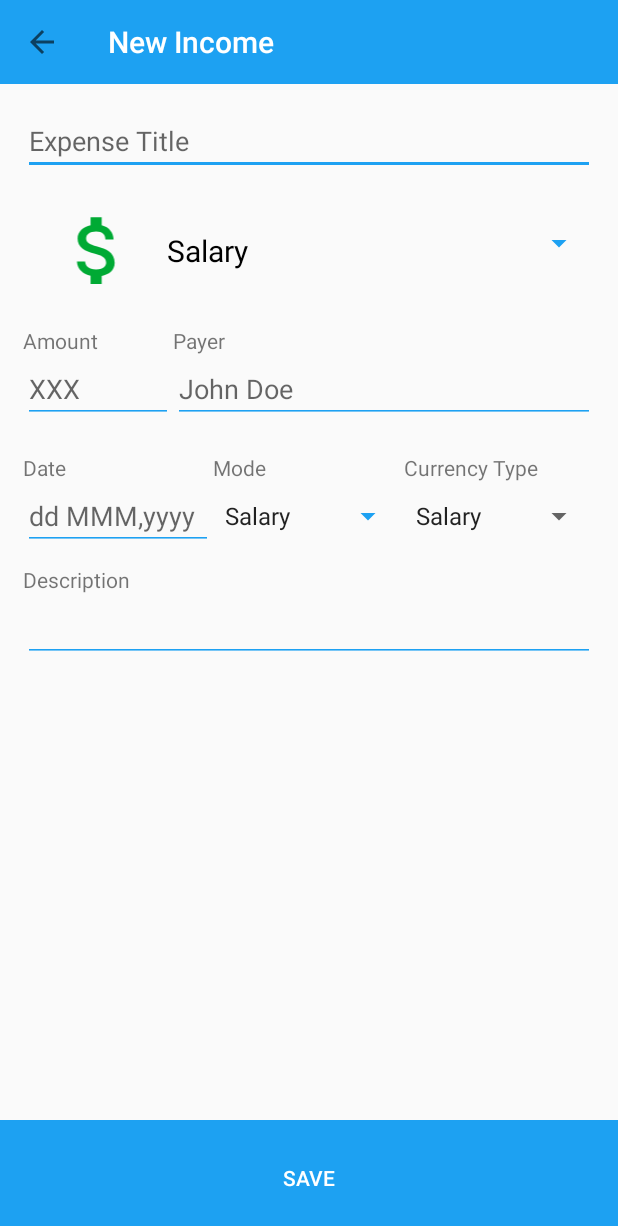
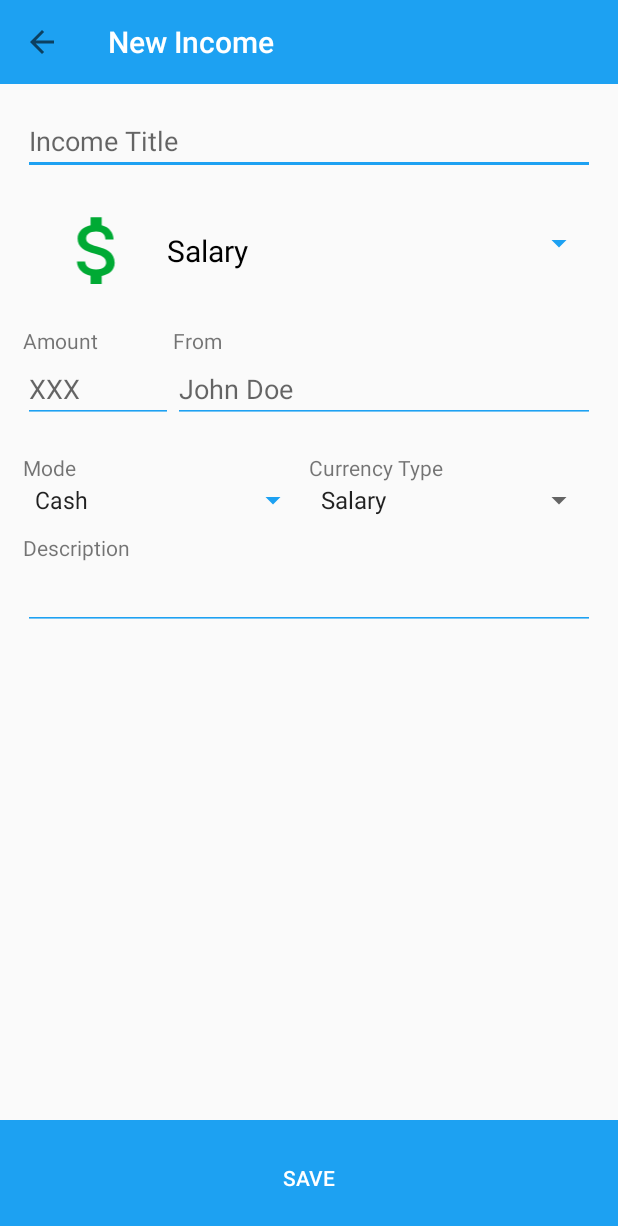
Before and after one commit to jashgopani/PijjyBank, an Android app: the AddIncomeActivity screen opened directly, with no data from a screen before it, after a tap on "SAVE", on a phone screen of 412 x 824 dp. Shown: the top 1226 px of the screen. Run offline under Robolectric (Android 15) with nearby library versions, the phone set to English and light mode, and no system bars; our stand-ins replace Firebase (no records; nobody signed in at launch, a user with empty details on screens opened directly).

Commit message:
Transactions insert and retrive successfull with validation Username retrival problem still exists

```diff
--- a/app/src/main/java/com/example/android/pijjybank/AddIncomeActivity.java
+++ b/app/src/main/java/com/example/android/pijjybank/AddIncomeActivity.java
@@ -5,10 +5,14 @@ import android.os.Bundle;
 import android.support.v7.app.AppCompatActivity;
 import android.support.v7.widget.Toolbar;
 import android.view.View;
+import android.widget.AdapterView;
 import android.widget.ArrayAdapter;
 import android.widget.Button;
+import android.widget.EditText;
 import android.widget.Spinner;
+import android.widget.Toast;
 
+import com.google.firebase.auth.FirebaseAuth;
 import com.google.firebase.database.DatabaseReference;
 import com.google.firebase.database.FirebaseDatabase;
 
@@ -17,11 +21,14 @@ import java.util.ArrayList;
 public class AddIncomeActivity extends AppCompatActivity {
     DatabaseReference database;
     Button save;
+    FirebaseAuth firebaseAuth;
     private Spinner category, mode, currencyType;
     private CategoryAdapter categoryAdapter;
     private ArrayList<Category> categoryArrayList;
     String expenseCategory;
     int categoryIcon;
+    private String titleValue, categoryValue, amountValue, modeValue, payerValue, descriptionValue, currencyTypeValue;
+    private int categoryIconValue;
 
     @Override
     protected void onCreate(Bundle savedInstanceState) {
@@ -42,18 +49,61 @@ public class AddIncomeActivity extends AppCompatActivity {
         categoryAdapter = new CategoryAdapter(this,categoryArrayList);//setting up adapter
         category.setAdapter(categoryAdapter);// Apply the adapter to the spinner
         category.setSelection(0);
-        category.setPrompt("Khali");
+        category.setOnItemSelectedListener(new AdapterView.OnItemSelectedListener() {//to get Value of Spinner Item
+            @Override
+            public void onItemSelected(AdapterView<?> parent, View view, int position, long id) {
+                Category clickedItem = (Category) parent.getItemAtPosition(position);
+                categoryIconValue = clickedItem.getCategoryIcon();
+                categoryValue = clickedItem.getCategoryName();
+            }
+
+            @Override
+            public void onNothingSelected(AdapterView<?> parent) {
+
+            }
+        });
 
 
         mode = (Spinner) findViewById(R.id.incomeMode);
-        ArrayAdapter<CharSequence> adapter2 = ArrayAdapter.createFromResource(this,R.array.incomeCategory_array, android.R.layout.simple_spinner_item);
+        ArrayAdapter<CharSequence> adapter2 = ArrayAdapter.createFromResource(this,R.array.payment_mode_array, android.R.layout.simple_spinner_item);
         adapter2.setDropDownViewResource(android.R.layout.simple_spinner_dropdown_item);
         mode.setAdapter(adapter2);
+        mode.setSelection(0);
+        mode.setOnItemSelectedListener(new AdapterView.OnItemSelectedListener() {
+            @Override
+            public void onItemSelected(AdapterView<?> parent, View view, int position, long id) {
+                modeValue = (String)parent.getItemAtPosition(position);
+            }
+
+            @Override
+            public void onNothingSelected(AdapterView<?> parent) {
+                Toast.makeText(AddIncomeActivity.this, "Mode can't be empty", Toast.LENGTH_SHORT).show();
+            }
+        });
+
 
         currencyType = (Spinner) findViewById(R.id.incomeCurrency);
         ArrayAdapter<CharSequence> adapter3 = ArrayAdapter.createFromResource(this,R.array.incomeCategory_array, android.R.layout.simple_spinner_item);
         adapter3.setDropDownViewResource(android.R.layout.simple_spinner_dropdown_item);
         currencyType.setAdapter(adapter3);
+        currencyType.setOnItemSelectedListener(new AdapterView.OnItemSelectedListener() {
+            @Override
+            public void onItemSelected(AdapterView<?> parent, View view, int position, long id) {
+                currencyTypeValue = (String) parent.getItemAtPosition(position);
+            }
+
+            @Override
+            public void onNothingSelected(AdapterView<?> parent) {
+                Toast.makeText(AddIncomeActivity.this, "Currency Type can't be empty", Toast.LENGTH_SHORT).show();
+            }
+        });
+
+        //saving reference of database
+        database = FirebaseDatabase.getInstance().getReference();
+        firebaseAuth = FirebaseAuth.getInstance();
+
+        //get User Id
+        final String userID = firebaseAuth.getCurrentUser().getUid();
 
         //saving reference of database
         database = FirebaseDatabase.getInstance().getReference();
@@ -62,9 +112,14 @@ public class AddIncomeActivity extends AppCompatActivity {
         save.setOnClickListener(new View.OnClickListener() {
             @Override
             public void onClick(View v) {
-                Transaction t = new Transaction("Nibba","Expensive",5,"6969");
-                DatabaseReference child = database.child("Transactions/Income");
-                child.push().setValue(t);
+                if(getAllValues()){
+                    Transaction t = new Transaction("Income",userID,titleValue,categoryIconValue,categoryValue,amountValue,modeValue,payerValue,descriptionValue);
+                    DatabaseReference child = database.child("Transactions");
+                    child.push().setValue(t);
+                    Toast.makeText(AddIncomeActivity.this, "Income Added Successfully", Toast.LENGTH_SHORT).show();
+                    finish();
+                    startActivity(new Intent(AddIncomeActivity.this, PayrollActivity.class));
+                }
             }
         });
 
@@ -92,4 +147,26 @@ public class AddIncomeActivity extends AppCompatActivity {
         categoryArrayList.add(new Category("Prize",R.drawable.prize));
         categoryArrayList.add(new Category("Other",R.drawable.other));
     }
+
+    private boolean getAllValues() {
+        boolean validity = true;
+        titleValue = ((EditText) findViewById(R.id.incomeTitle)).getText().toString().trim();
+        payerValue = ((EditText) findViewById(R.id.incomePayer)).getText().toString().trim();
+        modeValue = mode.getSelectedItem().toString();
+        currencyTypeValue = currencyType.getSelectedItem().toString();
+        descriptionValue = ((EditText) findViewById(R.id.incomeDescription)).getText().toString().trim();
+        String temp = ((EditText) findViewById(R.id.incomeAmount)).getText().toString();
+
+        if (temp.trim().isEmpty()) {
+            amountValue = "0";
+        } else {
+            amountValue = temp;
+        }
+
+        if(titleValue.isEmpty() || payerValue.isEmpty() || modeValue.isEmpty() || currencyTypeValue.isEmpty()){
+            Toast.makeText(this, "Please fill all the fields", Toast.LENGTH_SHORT).show();
+            validity = false;
+        }
+        return validity;
+    }
 }
--- a/app/src/main/java/com/example/android/pijjybank/ProfileActivity.java
+++ b/app/src/main/java/com/example/android/pijjybank/ProfileActivity.java
@@ -47,7 +47,6 @@ public class ProfileActivity extends AppCompatActivity{
         //Firebase auth
         firebaseAuth = FirebaseAuth.getInstance();
         appbarTitle = (TextView) findViewById(R.id.appbarTitle);
-        appbarTitle.setText("Profile");
         mDrawerLayout = findViewById(R.id.navd);
 
 
--- a/app/src/main/java/com/example/android/pijjybank/Transaction.java
+++ b/app/src/main/java/com/example/android/pijjybank/Transaction.java
@@ -7,23 +7,32 @@ import java.text.SimpleDateFormat;
 import java.util.Calendar;
 
 public class Transaction {
+    String uid;
     String title;
     String category;
     String amount;
+    String mode,party,description;
+    String type;//Expense or Income
+
+    public Transaction(String type,String uid, String title, int categoryIcon,String category, String amount, String mode, String party, String description) {
+        this.type = type;
+        this.uid = uid;
+        this.title = title;
+        this.category = category;
+        this.amount = amount;
+        this.mode = mode;
+        this.party = party;
+        this.description = description;
+        DateFormat df = new SimpleDateFormat("dd MMM, yyyy");
+        this.date = df.format(Calendar.getInstance().getTime());
+        this.categoryIcon = categoryIcon;
+    }
+
     int categoryIcon;
     String date;
 
     public Transaction(){
         Log.i("default","constructor");
-    }
-
-    public Transaction(String mTitle, String mCategory,int mCategoryIcon,String mAmount){
-        this.title=mTitle;
-        this.category=mCategory;
-        this.amount=mAmount;
-        DateFormat df = new SimpleDateFormat("dd MMM, yyyy");
-        this.date = df.format(Calendar.getInstance().getTime());
-        this.categoryIcon = mCategoryIcon;
     }
 
     public String getTitle(){
--- a/app/src/main/res/layout/activity_add_expense.xml
+++ b/app/src/main/res/layout/activity_add_expense.xml
@@ -84,7 +84,7 @@
                 <TextView
                     android:layout_width="wrap_content"
                     android:layout_height="wrap_content"
-                    android:text="Payee" />
+                    android:text="To" />
 
                 <EditText
                     android:backgroundTint="@color/colorPrimary"
--- a/app/src/main/res/layout/activity_add_income.xml
+++ b/app/src/main/res/layout/activity_add_income.xml
@@ -35,7 +35,7 @@
             android:layout_width="match_parent"
             android:layout_height="wrap_content"
             android:backgroundTint="@color/colorPrimary"
-            android:hint="Expense Title"
+            android:hint="Income Title"
             tools:layout_editor_absoluteX="16dp"
             tools:layout_editor_absoluteY="82dp" />
 
@@ -81,7 +81,7 @@
                 <TextView
                     android:layout_width="wrap_content"
                     android:layout_height="wrap_content"
-                    android:text="Payer" />
+                    android:text="From" />
 
                 <EditText
                     android:id="@+id/incomePayer"
@@ -101,26 +101,6 @@
             android:layout_marginVertical="10dp"
             android:orientation="horizontal">
 
-
-            <LinearLayout
-                android:layout_width="0dp"
-                android:layout_height="match_parent"
-                android:layout_weight="1"
-                android:orientation="vertical">
-
-                <TextView
-                    android:layout_width="100dp"
-                    android:layout_height="wrap_content"
-                    android:text="Date" />
-
-                <EditText
-                    android:id="@+id/incomeDate"
-                    android:layout_width="match_parent"
-                    android:backgroundTint="@color/colorPrimary"
-                    android:layout_height="match_parent"
-                    android:hint="dd MMM,yyyy"
-                    android:inputType="date" />
-            </LinearLayout>
 
             <LinearLayout
                 android:layout_width="0dp"
@@ -169,6 +149,7 @@
         <EditText
             android:layout_width="match_parent"
             android:layout_height="wrap_content"
+            android:id="@+id/incomeDescription"
             android:backgroundTint="@color/colorPrimary"
             android:inputType="text|textMultiLine" />
 
--- a/app/src/main/res/layout/nav_header.xml
+++ b/app/src/main/res/layout/nav_header.xml
@@ -9,10 +9,11 @@
     android:gravity="bottom">
 
     <TextView
+        android:id="@+id/SidebarHeader"
         android:textColor="@android:color/white"
         android:layout_width="match_parent"
         android:layout_height="wrap_content"
-        android:text="My header title"
+        android:text="Username"
         android:textSize="24sp"
         android:textAppearance="@style/TextAppearance.AppCompat.Body1"/>
 
--- a/app/src/main/res/values/strings.xml
+++ b/app/src/main/res/values/strings.xml
@@ -52,7 +52,7 @@
     <string-array name="payment_mode_array">
         <item>Cash</item>
         <item>Cheque</item>
-        <item>Online</item>
+        <item>Card</item>
         <item>Other</item>
     </string-array>
 </resources>
```
Also changed, not shown: app/src/main/java/com/example/android/pijjybank/AddExpenseActivity.java (+52 -37 lines), app/src/main/java/com/example/android/pijjybank/PayrollActivity.java (+28 -18 lines).
